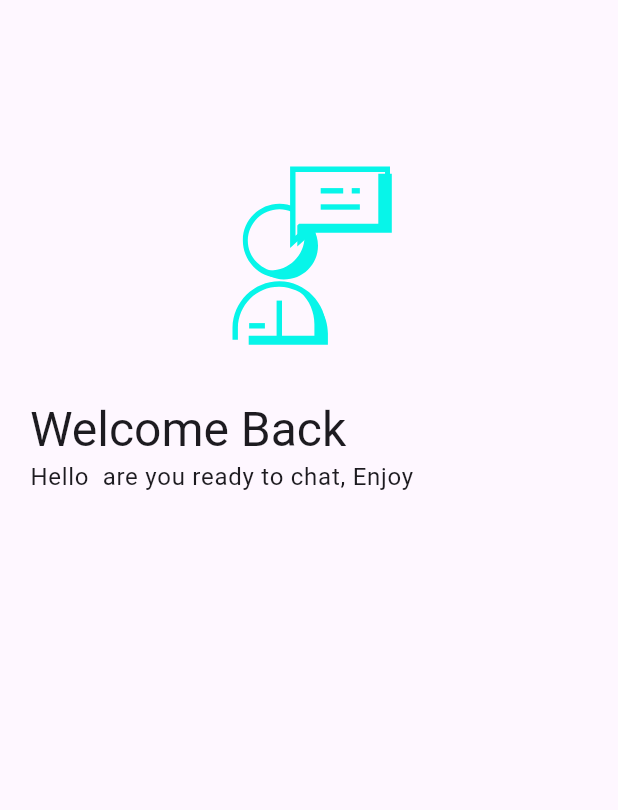
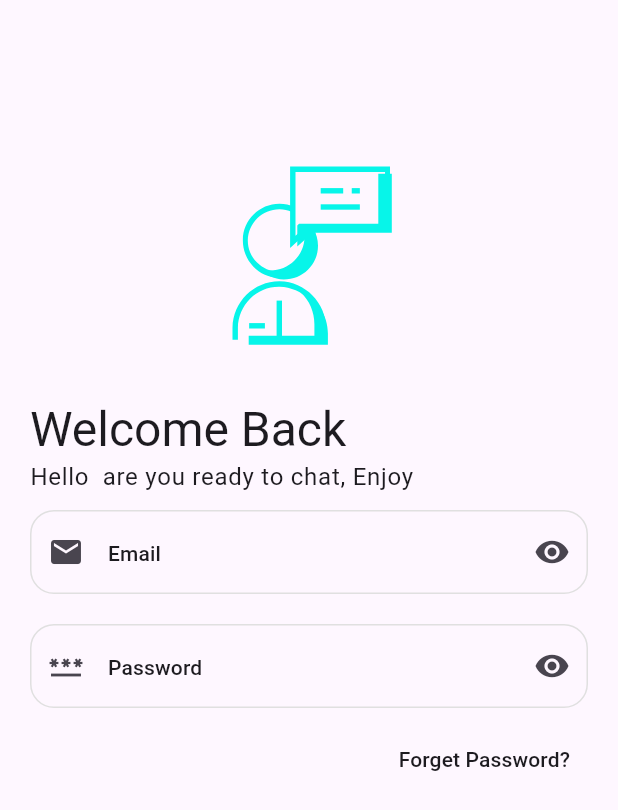
Before and after one commit to mohameddefalaa/Chat_App, a Flutter app: the screen it shows after launch, on a phone screen of 412 x 824 dp. Shown: the top 810 px of the screen. Run offline on Flutter 3.47's test engine with Material 3 defaults, Android fonts, the phone set to English and light mode, and no system bars; our stand-ins replace flutter_svg.

Commit message:
crete Custome textformfield to login ui

```diff
--- a/chatapp/lib/Views/Login_View.dart
+++ b/chatapp/lib/Views/Login_View.dart
@@ -1,3 +1,4 @@
+import 'package:chatapp/Widgets/Custome_text_field.dart';
 import 'package:chatapp/helpers/get_App_icon.dart';
 import 'package:flutter/material.dart';
 
@@ -38,6 +39,34 @@ class _Login_ViewState extends State<Login_View> {
               Text(
                 'Hello  are you ready to chat, Enjoy ',
                 style: Theme.of(context).textTheme.bodyLarge,
+              ),
+              const SizedBox(
+                height: 10,
+              ),
+              custome_textFormField(
+                hintText: 'Email ',
+                customeicon: Icon(Icons.email),
+              ),
+              const SizedBox(
+                height: 20,
+              ),
+              custome_textFormField(
+                hintText: 'Password ',
+                customeicon: Icon(Icons.password),
+              ),
+              const SizedBox(
+                height: 10,
+              ),
+              Row(
+                mainAxisAlignment: MainAxisAlignment.end,
+                children: [
+                  TextButton(
+                      onPressed: () {},
+                      child: Text(
+                        "Forget Password?",
+                        style: Theme.of(context).textTheme.labelLarge,
+                      )),
+                ],
               )
             ],
           ),
--- /dev/null
+++ b/chatapp/lib/Widgets/Custome_text_field.dart
@@ -0,0 +1,37 @@
+import 'package:chatapp/constant.dart';
+import 'package:flutter/material.dart';
+
+class custome_textFormField extends StatefulWidget {
+  custome_textFormField({required this.hintText, required this.customeicon});
+  final String hintText;
+  Icon customeicon;
+
+  @override
+  State<custome_textFormField> createState() => _custome_textFormFieldState();
+}
+
+class _custome_textFormFieldState extends State<custome_textFormField> {
+  @override
+  Widget build(BuildContext context) {
+    return TextFormField(
+      decoration: InputDecoration(
+        hintText: widget.hintText,
+        hintStyle: Theme.of(context).textTheme.titleSmall,
+        prefixIcon: widget.customeicon,
+        suffixIcon: IconButton(
+            onPressed: () {}, icon: const Icon(Icons.remove_red_eye_rounded)),
+        enabledBorder: OutlineInputBorder(
+          borderRadius: const BorderRadius.all(
+            Radius.circular(16),
+          ),
+          borderSide: BorderSide(color: kSecondrycolor),
+        ),
+        focusedBorder: OutlineInputBorder(
+            borderRadius: const BorderRadius.all(
+              Radius.circular(16),
+            ),
+            borderSide: BorderSide(color: kSecondrycolor)),
+      ),
+    );
+  }
+}
--- a/chatapp/lib/constant.dart
+++ b/chatapp/lib/constant.dart
@@ -1,3 +1,4 @@
 import 'package:flutter/material.dart';
 
 Color kPrimarrycolor = const Color(0xff07F5E9);
+Color kSecondrycolor = const Color(0xffE0E0E0);
```
